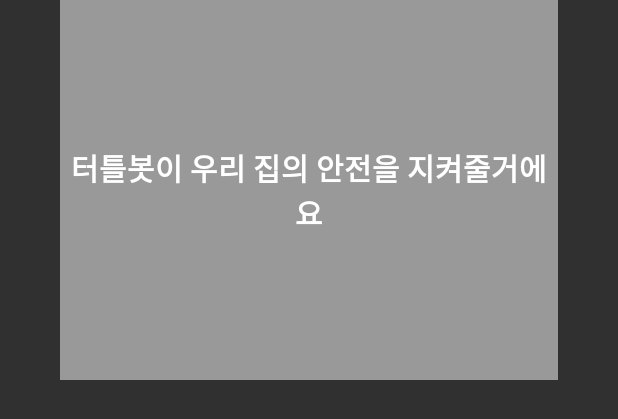
After one commit to ckdghks34/IOT_10jobs, an Android app: the layout fragment_fourth.xml on its own in the app's theme, with its tools: preview values and no code run, on a phone screen of 412 x 824 dp. The commit adds this screen. Shown: the top 419 px of the screen. Run offline under Robolectric (Android 15) with nearby library versions, the phone set to English and light mode, and no system bars.

Commit message:
안드로이드 메인화면 Carousel 추가

```diff
--- a/android/app/build.gradle
+++ b/android/app/build.gradle
@@ -33,6 +33,8 @@ dependencies {
     implementation 'com.google.android.material:material:1.3.0'
     implementation 'androidx.constraintlayout:constraintlayout:2.0.4'
     implementation 'com.nex3z:notification-badge:1.0.4'
+    implementation 'androidx.viewpager2:viewpager2:1.0.0'
+    implementation 'me.relex:circleindicator:2.1.4'
     testImplementation 'junit:junit:4.+'
     androidTestImplementation 'androidx.test.ext:junit:1.1.2'
     androidTestImplementation 'androidx.test.espresso:espresso-core:3.3.0'
--- /dev/null
+++ b/android/app/src/main/res/drawable/white_radius.xml
@@ -0,0 +1,6 @@
+<?xml version="1.0" encoding="utf-8"?>
+<shape xmlns:android="http://schemas.android.com/apk/res/android"
+    android:shape="oval">
+    <solid
+        android:color="@android:color/white"/>
+</shape>
--- /dev/null
+++ b/android/app/src/main/res/layout/fragment_fourth.xml
@@ -0,0 +1,35 @@
+<?xml version="1.0" encoding="utf-8"?>
+<FrameLayout xmlns:android="http://schemas.android.com/apk/res/android"
+    android:layout_width="match_parent"
+    android:layout_height="match_parent">
+
+    <RelativeLayout
+        android:layout_width="match_parent"
+        android:layout_marginLeft="@dimen/pageMarginAndOffset"
+        android:layout_marginRight="@dimen/pageMarginAndOffset"
+        android:layout_height="@dimen/frameSize"
+        android:orientation="vertical">
+
+        <ImageView
+            android:id="@+id/imgBanner1"
+            android:layout_width="match_parent"
+            android:layout_height="match_parent"
+            android:background="#999999"
+            android:contentDescription="@string/app_name"/>
+
+        <TextView
+            android:id="@+id/tvName1"
+            android:layout_width="match_parent"
+            android:layout_height="wrap_content"
+            android:layout_gravity="center"
+            android:gravity="center"
+            android:layout_centerInParent="true"
+            android:textColor="@android:color/white"
+            android:textSize="20sp"
+            android:textStyle="bold"
+            android:text="터틀봇이 우리 집의 안전을 지켜줄거에요"/>
+
+    </RelativeLayout>
+
+
+</FrameLayout>
--- /dev/null
+++ b/android/app/src/main/res/values/dimens.xml
@@ -0,0 +1,7 @@
+<?xml version="1.0" encoding="utf-8"?>
+<resources>
+    <dimen name="pageMargin">20dp</dimen>
+    <dimen name="offset">20dp</dimen>
+    <dimen name="pageMarginAndOffset">40dp</dimen>
+    <dimen name="frameSize">253dp</dimen>
+</resources>
```
Also changed, not shown: android/app/src/main/java/com/example/a10jobs/Fragment/FragmentFirst.java (added, +21 -0 lines), android/app/src/main/java/com/example/a10jobs/Fragment/FragmentFourth.java (added, +21 -0 lines), android/app/src/main/java/com/example/a10jobs/Fragment/FragmentSecond.java (added, +21 -0 lines), android/app/src/main/java/com/example/a10jobs/Fragment/FragmentThird.java (added, +21 -0 lines), android/app/src/main/java/com/example/a10jobs/Fragment/MyAdapter.java (added, +36 -0 lines), android/app/src/main/java/com/example/a10jobs/MainActivity.java (+56 -0 lines), android/app/src/main/res/layout/activity_main.xml (+25 -6 lines), android/app/src/main/res/layout/fragment_first.xml (added, +35 -0 lines), android/app/src/main/res/layout/fragment_second.xml (added, +35 -0 lines), android/app/src/main/res/layout/fragment_third.xml (added, +35 -0 lines).
